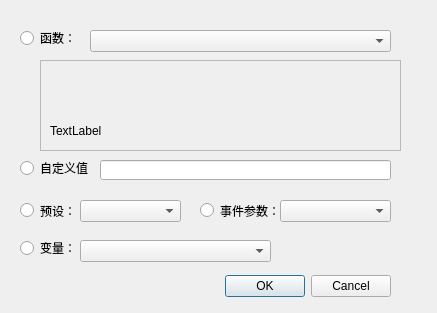
First picture: the form in Dialogs/dlgeditvalue.ui, repository wushuangabao/Level_AI_Editor, before the edit.
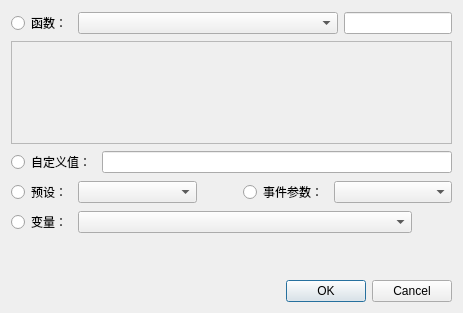
Second picture: the form after the edit.

Diff of the .ui file:
```diff
--- a/Dialogs/dlgeditvalue.ui
+++ b/Dialogs/dlgeditvalue.ui
@@ -6,202 +6,222 @@
    <rect>
     <x>0</x>
     <y>0</y>
-    <width>437</width>
+    <width>463</width>
     <height>313</height>
    </rect>
   </property>
   <property name="minimumSize">
    <size>
-    <width>437</width>
+    <width>463</width>
     <height>313</height>
    </size>
   </property>
   <property name="windowTitle">
    <string>编辑VALUE</string>
   </property>
-  <widget class="QDialogButtonBox" name="buttonBox">
-   <property name="geometry">
-    <rect>
-     <x>40</x>
-     <y>270</y>
-     <width>351</width>
-     <height>32</height>
-    </rect>
-   </property>
-   <property name="orientation">
-    <enum>Qt::Horizontal</enum>
-   </property>
-   <property name="standardButtons">
-    <set>QDialogButtonBox::Cancel|QDialogButtonBox::Ok</set>
-   </property>
-  </widget>
-  <widget class="QRadioButton" name="radioVariable">
-   <property name="geometry">
-    <rect>
-     <x>20</x>
-     <y>240</y>
-     <width>61</width>
-     <height>16</height>
-    </rect>
-   </property>
-   <property name="text">
-    <string>变量：</string>
-   </property>
-  </widget>
-  <widget class="QRadioButton" name="radioFunction">
-   <property name="geometry">
-    <rect>
-     <x>20</x>
-     <y>30</y>
-     <width>61</width>
-     <height>16</height>
-    </rect>
-   </property>
-   <property name="text">
-    <string>函数：</string>
-   </property>
-  </widget>
-  <widget class="QRadioButton" name="radioCustom">
-   <property name="geometry">
-    <rect>
-     <x>20</x>
-     <y>160</y>
-     <width>71</width>
-     <height>16</height>
-    </rect>
-   </property>
-   <property name="text">
-    <string>自定义值：</string>
-   </property>
-  </widget>
-  <widget class="QLineEdit" name="lineEdit">
-   <property name="geometry">
-    <rect>
-     <x>100</x>
-     <y>160</y>
-     <width>291</width>
-     <height>20</height>
-    </rect>
-   </property>
-   <property name="whatsThis">
-    <string>&lt;html&gt;&lt;head/&gt;&lt;body&gt;&lt;p&gt;填个公式（lua），目前存成字符串&lt;/p&gt;&lt;/body&gt;&lt;/html&gt;</string>
-   </property>
-   <property name="text">
-    <string/>
-   </property>
-  </widget>
-  <widget class="QComboBox" name="comboBoxFunction">
-   <property name="geometry">
-    <rect>
-     <x>90</x>
-     <y>30</y>
-     <width>301</width>
-     <height>22</height>
-    </rect>
-   </property>
-  </widget>
-  <widget class="QFrame" name="frame">
-   <property name="geometry">
-    <rect>
-     <x>40</x>
-     <y>60</y>
-     <width>361</width>
-     <height>91</height>
-    </rect>
-   </property>
-   <property name="frameShape">
-    <enum>QFrame::StyledPanel</enum>
-   </property>
-   <property name="frameShadow">
-    <enum>QFrame::Raised</enum>
-   </property>
-   <widget class="QLabel" name="label">
-    <property name="geometry">
-     <rect>
-      <x>10</x>
-      <y>60</y>
-      <width>341</width>
-      <height>21</height>
-     </rect>
-    </property>
-    <property name="text">
-     <string>TextLabel</string>
-    </property>
-   </widget>
-   <widget class="QWidget" name="layoutWidget">
-    <property name="geometry">
-     <rect>
-      <x>10</x>
-      <y>10</y>
-      <width>341</width>
-      <height>41</height>
-     </rect>
-    </property>
-    <layout class="QHBoxLayout" name="functionLayout"/>
-   </widget>
-  </widget>
-  <widget class="QComboBox" name="comboBox_Var">
-   <property name="geometry">
-    <rect>
-     <x>80</x>
-     <y>240</y>
-     <width>191</width>
-     <height>22</height>
-    </rect>
-   </property>
-  </widget>
-  <widget class="QRadioButton" name="radioPreset">
-   <property name="geometry">
-    <rect>
-     <x>20</x>
-     <y>200</y>
-     <width>61</width>
-     <height>21</height>
-    </rect>
-   </property>
-   <property name="text">
-    <string>预设：</string>
-   </property>
-  </widget>
-  <widget class="QComboBox" name="comboBox_Enum">
-   <property name="geometry">
-    <rect>
-     <x>80</x>
-     <y>200</y>
-     <width>101</width>
-     <height>22</height>
-    </rect>
-   </property>
-   <property name="whatsThis">
-    <string>&lt;html&gt;&lt;head/&gt;&lt;body&gt;&lt;p&gt;可选枚举、事件参数&lt;/p&gt;&lt;/body&gt;&lt;/html&gt;</string>
-   </property>
-  </widget>
-  <widget class="QComboBox" name="comboBox_EvtParam">
-   <property name="geometry">
-    <rect>
-     <x>280</x>
-     <y>200</y>
-     <width>111</width>
-     <height>22</height>
-    </rect>
-   </property>
-   <property name="whatsThis">
-    <string>&lt;html&gt;&lt;head/&gt;&lt;body&gt;&lt;p&gt;可选枚举、事件参数&lt;/p&gt;&lt;/body&gt;&lt;/html&gt;</string>
-   </property>
-  </widget>
-  <widget class="QRadioButton" name="radioEvtParam">
-   <property name="geometry">
-    <rect>
-     <x>200</x>
-     <y>200</y>
-     <width>81</width>
-     <height>21</height>
-    </rect>
-   </property>
-   <property name="text">
-    <string>事件参数：</string>
-   </property>
-  </widget>
+  <layout class="QVBoxLayout" name="verticalLayout_2">
+   <item>
+    <layout class="QHBoxLayout" name="horizontalLayout_4">
+     <item>
+      <widget class="QRadioButton" name="radioFunction">
+       <property name="sizePolicy">
+        <sizepolicy hsizetype="Fixed" vsizetype="Fixed">
+         <horstretch>0</horstretch>
+         <verstretch>0</verstretch>
+        </sizepolicy>
+       </property>
+       <property name="text">
+        <string>函数：</string>
+       </property>
+      </widget>
+     </item>
+     <item>
+      <widget class="QComboBox" name="comboBoxFunction"/>
+     </item>
+     <item>
+      <widget class="QLineEdit" name="lineEdit_Func">
+       <property name="sizePolicy">
+        <sizepolicy hsizetype="Fixed" vsizetype="Fixed">
+         <horstretch>0</horstretch>
+         <verstretch>0</verstretch>
+        </sizepolicy>
+       </property>
+      </widget>
+     </item>
+    </layout>
+   </item>
+   <item>
+    <widget class="QFrame" name="frame">
+     <property name="frameShape">
+      <enum>QFrame::StyledPanel</enum>
+     </property>
+     <property name="frameShadow">
+      <enum>QFrame::Raised</enum>
+     </property>
+     <layout class="QVBoxLayout" name="verticalLayout">
+      <item>
+       <layout class="QHBoxLayout" name="functionLayout"/>
+      </item>
+      <item>
+       <widget class="QLabel" name="label">
+        <property name="text">
+         <string/>
+        </property>
+       </widget>
+      </item>
+     </layout>
+    </widget>
+   </item>
+   <item>
+    <layout class="QHBoxLayout" name="horizontalLayout_3">
+     <item>
+      <widget class="QRadioButton" name="radioCustom">
+       <property name="sizePolicy">
+        <sizepolicy hsizetype="Fixed" vsizetype="Fixed">
+         <horstretch>0</horstretch>
+         <verstretch>0</verstretch>
+        </sizepolicy>
+       </property>
+       <property name="text">
+        <string>自定义值：</string>
+       </property>
+      </widget>
+     </item>
+     <item>
+      <widget class="QLineEdit" name="lineEdit">
+       <property name="whatsThis">
+        <string>&lt;html&gt;&lt;head/&gt;&lt;body&gt;&lt;p&gt;填个公式（lua），目前存成字符串&lt;/p&gt;&lt;/body&gt;&lt;/html&gt;</string>
+       </property>
+       <property name="text">
+        <string/>
+       </property>
+      </widget>
+     </item>
+    </layout>
+   </item>
+   <item>
+    <layout class="QHBoxLayout" name="horizontalLayout">
+     <item>
+      <widget class="QRadioButton" name="radioPreset">
+       <property name="sizePolicy">
+        <sizepolicy hsizetype="Fixed" vsizetype="Fixed">
+         <horstretch>0</horstretch>
+         <verstretch>0</verstretch>
+        </sizepolicy>
+       </property>
+       <property name="text">
+        <string>预设：</string>
+       </property>
+      </widget>
+     </item>
+     <item>
+      <widget class="QComboBox" name="comboBox_Enum">
+       <property name="whatsThis">
+        <string>&lt;html&gt;&lt;head/&gt;&lt;body&gt;&lt;p&gt;可选枚举、事件参数&lt;/p&gt;&lt;/body&gt;&lt;/html&gt;</string>
+       </property>
+      </widget>
+     </item>
+     <item>
+      <spacer name="horizontalSpacer">
+       <property name="orientation">
+        <enum>Qt::Horizontal</enum>
+       </property>
+       <property name="sizeType">
+        <enum>QSizePolicy::Preferred</enum>
+       </property>
+       <property name="sizeHint" stdset="0">
+        <size>
+         <width>40</width>
+         <height>20</height>
+        </size>
+       </property>
+      </spacer>
+     </item>
+     <item>
+      <widget class="QRadioButton" name="radioEvtParam">
+       <property name="sizePolicy">
+        <sizepolicy hsizetype="Fixed" vsizetype="Fixed">
+         <horstretch>0</horstretch>
+         <verstretch>0</verstretch>
+        </sizepolicy>
+       </property>
+       <property name="text">
+        <string>事件参数：</string>
+       </property>
+      </widget>
+     </item>
+     <item>
+      <widget class="QComboBox" name="comboBox_EvtParam">
+       <property name="whatsThis">
+        <string>&lt;html&gt;&lt;head/&gt;&lt;body&gt;&lt;p&gt;可选枚举、事件参数&lt;/p&gt;&lt;/body&gt;&lt;/html&gt;</string>
+       </property>
+      </widget>
+     </item>
+    </layout>
+   </item>
+   <item>
+    <layout class="QHBoxLayout" name="horizontalLayout_2">
+     <item>
+      <widget class="QRadioButton" name="radioVariable">
+       <property name="sizePolicy">
+        <sizepolicy hsizetype="Fixed" vsizetype="Fixed">
+         <horstretch>0</horstretch>
+         <verstretch>0</verstretch>
+        </sizepolicy>
+       </property>
+       <property name="text">
+        <string>变量：</string>
+       </property>
+      </widget>
+     </item>
+     <item>
+      <widget class="QComboBox" name="comboBox_Var"/>
+     </item>
+     <item>
+      <spacer name="horizontalSpacer_2">
+       <property name="orientation">
+        <enum>Qt::Horizontal</enum>
+       </property>
+       <property name="sizeType">
+        <enum>QSizePolicy::Preferred</enum>
+       </property>
+       <property name="sizeHint" stdset="0">
+        <size>
+         <width>40</width>
+         <height>20</height>
+        </size>
+       </property>
+      </spacer>
+     </item>
+    </layout>
+   </item>
+   <item>
+    <spacer name="verticalSpacer">
+     <property name="orientation">
+      <enum>Qt::Vertical</enum>
+     </property>
+     <property name="sizeType">
+      <enum>QSizePolicy::Minimum</enum>
+     </property>
+     <property name="sizeHint" stdset="0">
+      <size>
+       <width>20</width>
+       <height>40</height>
+      </size>
+     </property>
+    </spacer>
+   </item>
+   <item>
+    <widget class="QDialogButtonBox" name="buttonBox">
+     <property name="orientation">
+      <enum>Qt::Horizontal</enum>
+     </property>
+     <property name="standardButtons">
+      <set>QDialogButtonBox::Cancel|QDialogButtonBox::Ok</set>
+     </property>
+    </widget>
+   </item>
+  </layout>
  </widget>
  <resources/>
  <connections>
```
